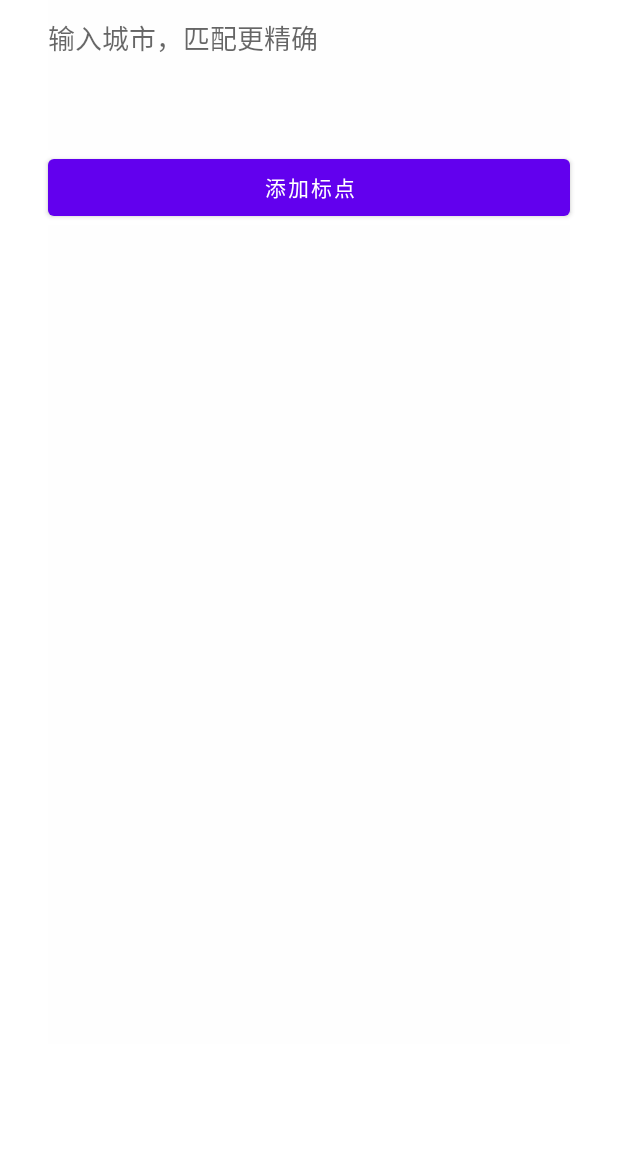
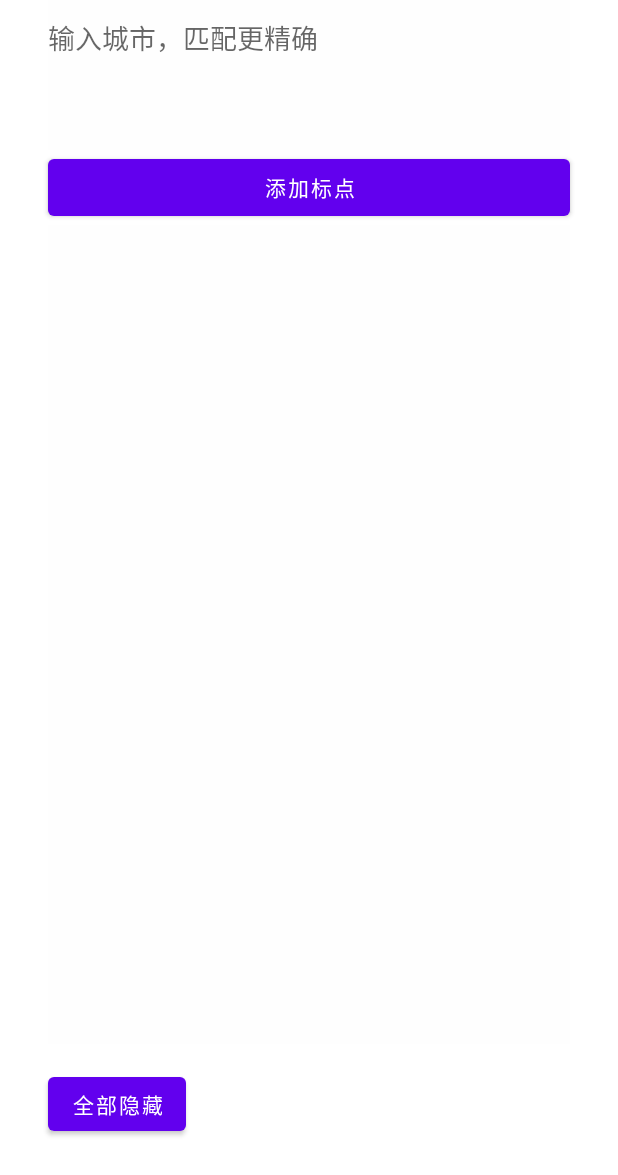
Before and after one commit to zlxdengtianhei/StarAutoSubmission, an Android app: the fragment MapFragment shown on its own in the app's theme, after a tap on "添加标点", on a phone screen of 412 x 824 dp. Shown: the top 1175 px of the screen. Run offline under Robolectric (Android 15) with nearby library versions, the phone set to English and light mode, and no system bars; libraries missing offline, so code that uses them is left out: cn.bmob.v3, com.baidu.mapapi; plain views replace MapView; 11 statements that could not run were skipped.

Commit message:
完成了标记显示模式的切换

```diff
--- a/app/src/main/java/com/example/starautosubmission/MapFragment.java
+++ b/app/src/main/java/com/example/starautosubmission/MapFragment.java
@@ -1,6 +1,5 @@
 package com.example.starautosubmission;
 
-import android.content.Context;
 import android.os.Bundle;
 
 import androidx.annotation.NonNull;
@@ -11,20 +10,25 @@ import androidx.recyclerview.widget.RecyclerView;
 
 import android.util.Log;
 import android.view.LayoutInflater;
+import android.view.MenuItem;
 import android.view.View;
 import android.view.ViewGroup;
 import android.widget.ArrayAdapter;
 import android.widget.Button;
 import android.widget.EditText;
+import android.widget.PopupMenu;
 import android.widget.Spinner;
 import android.widget.TextView;
+import android.widget.Toast;
 
-import com.baidu.mapapi.CoordType;
-import com.baidu.mapapi.SDKInitializer;
 import com.baidu.mapapi.map.BaiduMap;
+import com.baidu.mapapi.map.BitmapDescriptor;
+import com.baidu.mapapi.map.BitmapDescriptorFactory;
 import com.baidu.mapapi.map.InfoWindow;
 import com.baidu.mapapi.map.MapView;
 import com.baidu.mapapi.map.Marker;
+import com.baidu.mapapi.map.MarkerOptions;
+import com.baidu.mapapi.map.OverlayOptions;
 import com.baidu.mapapi.model.LatLng;
 import com.baidu.mapapi.search.core.PoiInfo;
 import com.baidu.mapapi.search.core.SearchResult;
@@ -39,12 +43,10 @@ import com.baidu.mapapi.search.poi.PoiSearch;
 import java.util.ArrayList;
 import java.util.List;
 
-import cn.bmob.v3.BmobObject;
 import cn.bmob.v3.BmobQuery;
 import cn.bmob.v3.BmobUser;
 import cn.bmob.v3.exception.BmobException;
 import cn.bmob.v3.listener.FindListener;
-import cn.bmob.v3.listener.QueryListener;
 import cn.bmob.v3.listener.UpdateListener;
 
 /**
@@ -66,6 +68,7 @@ public class MapFragment extends Fragment {
     InfoAdapter searchAdapter;
     Button addButton;
     Spinner spinner;
+    Button modeSwitchButton;
 
     // 百度地图相关
     PoiSearch mPoiSearch;
@@ -87,10 +90,6 @@ public class MapFragment extends Fragment {
     @Override
     public void onCreate(Bundle savedInstanceState) {
         super.onCreate(savedInstanceState);
-        if (getArguments() != null) {
-
-        }
-
     }
 
     @Override
@@ -113,7 +112,6 @@ public class MapFragment extends Fragment {
             }
         });
         initPOI();
-        addAllMarkerFromCloudServer();
 
         // Spinner
         spinner = view.findViewById(R.id.spinner);
@@ -182,6 +180,14 @@ public class MapFragment extends Fragment {
                 return true;
             }
         });
+
+        modeSwitchButton = (Button) view.findViewById(R.id.button_switch_mode);
+        modeSwitchButton.setOnClickListener(new View.OnClickListener() {
+            @Override
+            public void onClick(View v) {
+                showPopupMenu(v);
+            }
+        });
     }
 
 
@@ -227,8 +233,34 @@ public class MapFragment extends Fragment {
         });
     }
 
-    private void addAllMarkerFromCloudServer(){
-        // 在地图上显示所有用户的标点
+
+
+    private void showPopupMenu(View view) {
+        PopupMenu popupMenu = new PopupMenu(view.getContext(), view);
+        popupMenu.getMenuInflater().inflate(R.menu.show_mode_menu, popupMenu.getMenu());
+
+        popupMenu.setOnMenuItemClickListener(new PopupMenu.OnMenuItemClickListener() {
+            @Override
+            public boolean onMenuItemClick(MenuItem item) {
+                int id = item.getItemId();
+                if(id == R.id.show_all){
+                    modeSwitchButton.setText("显示全部");
+                    addAllMarkerFromCloudServer();
+                    return true;
+                } else if (id == R.id.hide_all) {
+                    modeSwitchButton.setText("全部隐藏");
+                    mBaiduMap.clear();
+                    return true;
+                }else if (id == R.id.show_personal){
+                    modeSwitchButton.setText("显示个人");
+                    addUserMarkerFromCloudServer();
+                    return true;
+                }else {
+                    return false;
+                }
+            }
+        });
+        popupMenu.show();
     }
 
     public void fetchCurrentUserLocations() {
@@ -268,10 +300,70 @@ public class MapFragment extends Fragment {
                         c.delete(new UpdateListener() {
                             @Override
                             public void done(BmobException e) {
-                                marker.remove();
+                                if(e == null){
+                                    marker.remove();
+                                }
                             }
                         });
                     }
+                } else {
+                    Toast.makeText(getContext(), "无权删除此点", Toast.LENGTH_SHORT).show();
+                    Log.e("Bmob", e.toString());
+                }
+            }
+        });
+    }
+
+    private void addAllMarkerFromCloudServer(){
+        // 先全部清除
+        mBaiduMap.clear();
+        // 获取当前用户的全部标点
+        BmobQuery<CoordinateEntry> bmobQuery = new BmobQuery<>();
+        bmobQuery.findObjects(new FindListener<CoordinateEntry>() {
+            @Override
+            public void done(List<CoordinateEntry> list, BmobException e) {
+                if (e == null) {
+                    Log.d("Bmob","search successfully");
+                    List<OverlayOptions> options = new ArrayList<OverlayOptions>();
+                    BitmapDescriptor bitmap = BitmapDescriptorFactory
+                            .fromResource(R.drawable.ic_marker);
+                    for(CoordinateEntry c : list){
+                        LatLng l = c.getLatLng();
+                        options.add(new MarkerOptions()
+                                .position(l)
+                                .icon(bitmap)
+                        );
+                    }
+                    mBaiduMap.addOverlays(options);
+                } else {
+                    Log.e("Bmob", e.toString());
+                }
+            }
+        });
+    }
+
+    private void addUserMarkerFromCloudServer(){
+        // 先全部清除
+        mBaiduMap.clear();
+        // 获取当前用户的全部标点
+        BmobQuery<CoordinateEntry> bmobQuery = new BmobQuery<>();
+        bmobQuery.addWhereEqualTo("user",BmobUser.getCurrentUser());
+        bmobQuery.findObjects(new FindListener<CoordinateEntry>() {
+            @Override
+            public void done(List<CoordinateEntry> list, BmobException e) {
+                if (e == null) {
+                    Log.d("Bmob","search successfully");
+                    List<OverlayOptions> options = new ArrayList<OverlayOptions>();
+                    BitmapDescriptor bitmap = BitmapDescriptorFactory
+                            .fromResource(R.drawable.ic_marker);
+                    for(CoordinateEntry c : list){
+                        LatLng l = c.getLatLng();
+                        options.add(new MarkerOptions()
+                                .position(l)
+                                .icon(bitmap)
+                        );
+                    }
+                    mBaiduMap.addOverlays(options);
                 } else {
                     Log.e("Bmob", e.toString());
                 }
--- a/app/src/main/res/layout/fragment_map.xml
+++ b/app/src/main/res/layout/fragment_map.xml
@@ -9,11 +9,23 @@
         android:id="@+id/bmapView"
         android:layout_width="match_parent"
         android:layout_height="match_parent"
-        android:clickable="true" />
+        android:clickable="true" >
+
+    </com.baidu.mapapi.map.MapView>
 
     <androidx.constraintlayout.widget.ConstraintLayout
         android:layout_width="match_parent"
         android:layout_height="match_parent">
+
+        <Button
+            android:id="@+id/button_switch_mode"
+            android:layout_width="wrap_content"
+            android:layout_height="wrap_content"
+            android:layout_marginStart="32dp"
+            android:layout_marginBottom="64dp"
+            android:text="全部隐藏"
+            app:layout_constraintBottom_toBottomOf="parent"
+            app:layout_constraintStart_toStartOf="parent" />
 
         <EditText
             android:id="@+id/city"
--- /dev/null
+++ b/app/src/main/res/menu/show_mode_menu.xml
@@ -0,0 +1,16 @@
+<?xml version="1.0" encoding="utf-8"?>
+<menu xmlns:android="http://schemas.android.com/apk/res/android">
+
+    <item
+        android:id="@+id/show_all"
+        android:title="显示全部" />
+
+    <item
+        android:id="@+id/hide_all"
+        android:title="全部隐藏" />
+
+    <item
+        android:id="@+id/show_personal"
+        android:title="显示个人" />
+
+</menu>
```
